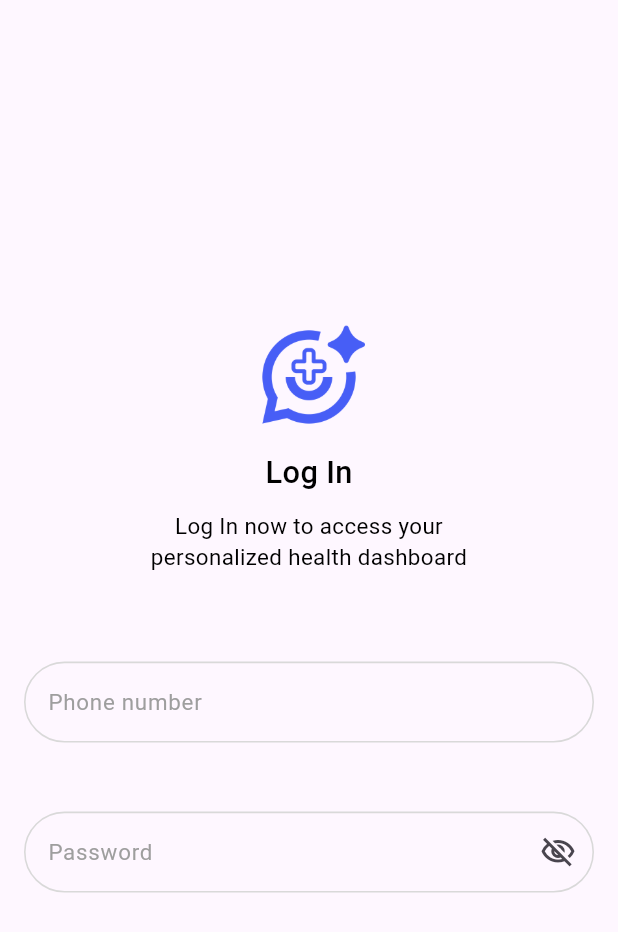
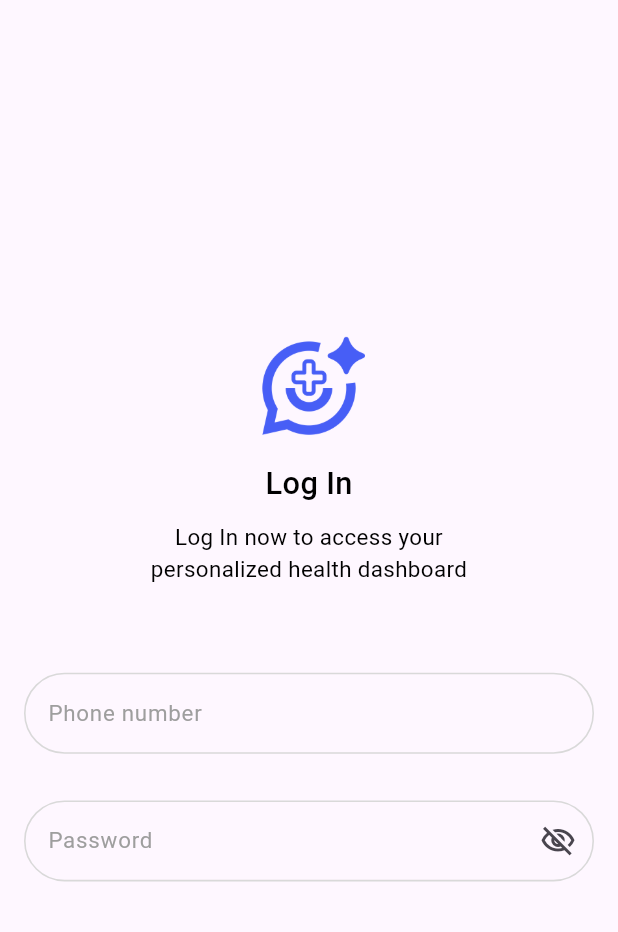
Before and after one commit to Dejito/NaijaMedAssistant, a Flutter app: the screen it shows after launch, on a phone screen of 412 x 824 dp. Shown: the top 932 px of the screen. Run offline on Flutter 3.47's test engine with Material 3 defaults, Android fonts, the phone set to English and light mode, and no system bars; our stand-ins replace flutter_screenutil, fluttertoast, google_fonts, pin_code_text_field; Roboto replaces fonts that are missing (Alegreya).

Commit message:
login ui impl. -  added border decoration to textfield

```diff
--- a/lib/core/constant/app_colors.dart
+++ b/lib/core/constant/app_colors.dart
@@ -4,14 +4,14 @@ import 'dart:ui';
 class AppColors {
   static const primaryColor = Color(0xFF2957C5);
   static Color scaffoldBackgroundColor = const Color(0xFFF5F9FC);
-  static Color inputFieldBorderColor = const Color(0xFF343A40);
+  static Color inputFieldBorderColor = const Color(0XFF000000);
   static Color inputErrorBorder = const Color(0xFFEB5757);
   static Color textBlue = const Color(0xFF2957C5);
   static Color inputFieldColor = const Color(0xFFEDEDED);
   static Color white = const Color(0xFFFFFFFF);
   static Color inputBorderColor = const Color(0xFFD9D9D9);
   static Color textLabelColor = const Color(0xFF52525C);
-  static Color borderColor = const Color(0XFFB3B3B3);
+  static Color borderColor = const Color(0XFF000000);
   static const Color primaryFourElementText = Color.fromARGB(255, 204, 204, 204);
 
 }
--- a/lib/core/constant/textfield_styles.dart
+++ b/lib/core/constant/textfield_styles.dart
@@ -5,7 +5,7 @@ import 'app_colors.dart';
 
 class AppStyles {
   static var disabledBorder = OutlineInputBorder(
-    borderRadius: BorderRadius.circular(5.r),
+    borderRadius: BorderRadius.circular(50.r),
     borderSide: BorderSide(color: AppColors.borderColor, width: 1.w),
   );
   static var focusBorder = OutlineInputBorder(
@@ -13,12 +13,12 @@ class AppStyles {
     borderSide: BorderSide(color: AppColors.inputBorderColor, width: 1.w),
   );
   static var focusedBorder = OutlineInputBorder(
-    borderRadius: BorderRadius.circular(4.r),
+    borderRadius: BorderRadius.circular(50.r),
     borderSide: BorderSide(color: AppColors.primaryColor, width: 1.w),
   );
 
   static var focusErrorBorder = OutlineInputBorder(
-    borderRadius: BorderRadius.circular(4.r),
+    borderRadius: BorderRadius.circular(50.r),
     borderSide: BorderSide(color: AppColors.inputErrorBorder, width: 1.w),
   );
 }
--- a/lib/presentation/views/auth/login/login_screen.dart
+++ b/lib/presentation/views/auth/login/login_screen.dart
@@ -39,7 +39,7 @@ class LoginScreen extends StatelessWidget {
               ),
               InputText(
                 hint: "Phone number",
-                bottomPadding: 16,
+                bottomPadding: 0,
               ),
               InputText(
                 hint: "Password",
--- a/lib/presentation/views/widgets/titleText.dart
+++ b/lib/presentation/views/widgets/titleText.dart
@@ -13,8 +13,7 @@ Widget titleText(
       FontWeight fontWeight = FontWeight.w400,
       TextAlign textAlign = TextAlign.justify,
       FontStyle fontStyle = FontStyle.normal
-    }
-    ) {
+    }) {
   //Todo: Fix/set restricted width for title text such that overflow is enforced esp in listview items/server data that the length ,ay not be pre-determined
   return Padding(
       padding: EdgeInsets.only(
```
